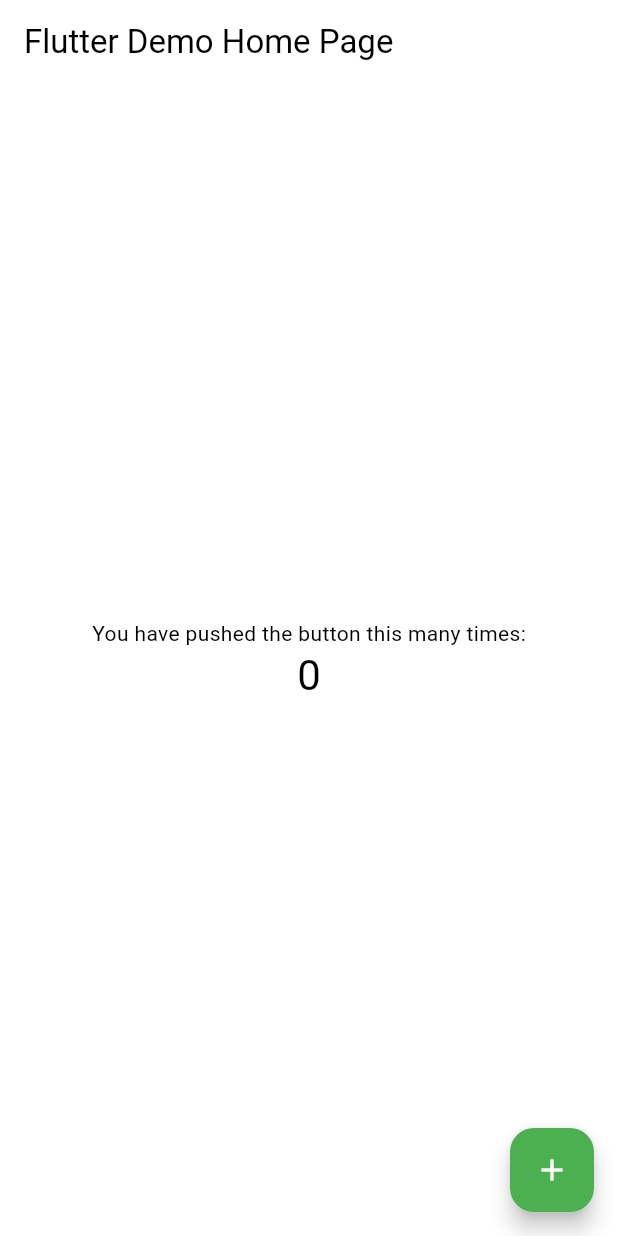
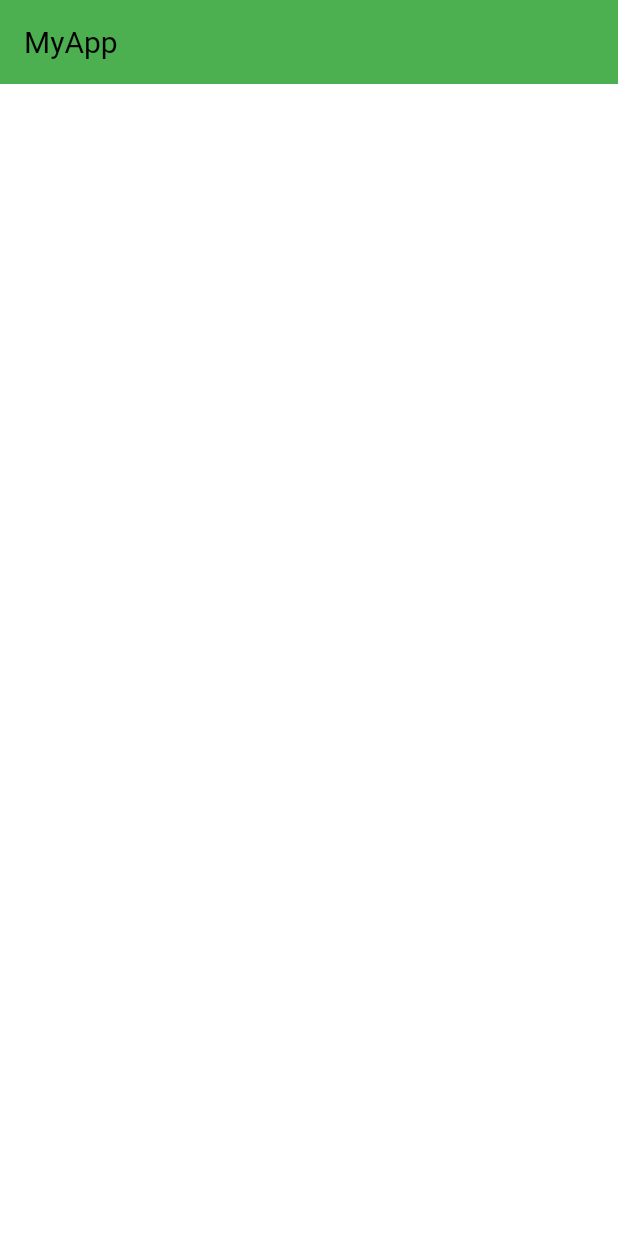
Before and after one commit to Muhannmmad/2october-aufgabe, a Flutter app: the screen it shows after launch, on a phone screen of 412 x 824 dp. Run offline on Flutter 3.47's test engine with Material 3 defaults, Android fonts, the phone set to English and light mode, and no system bars.

Commit message:
appbar made

```diff
--- a/aufgabe_2_october/lib/main.dart
+++ b/aufgabe_2_october/lib/main.dart
@@ -11,95 +11,26 @@
       title: 'MyApp',
       theme: ThemeData(
           colorScheme: ColorScheme.fromSwatch(primarySwatch: Colors.green)),
-      home: const MyHomePage(title: 'Flutter Demo Home Page'),
+      home: ProfileScreen(),
     );
   }
 }
 
-class MyHomePage extends StatefulWidget {
-  const MyHomePage({super.key, required this.title});
-
-  // This widget is the home page of your application. It is stateful, meaning
-  // that it has a State object (defined below) that contains fields that affect
-  // how it looks.
-
-  // This class is the configuration for the state. It holds the values (in this
-  // case the title) provided by the parent (in this case the App widget) and
-  // used by the build method of the State. Fields in a Widget subclass are
-  // always marked "final".
-
-  final String title;
-
-  @override
-  State<MyHomePage> createState() => _MyHomePageState();
-}
-
-class _MyHomePageState extends State<MyHomePage> {
-  int _counter = 0;
-
-  void _incrementCounter() {
-    setState(() {
-      // This call to setState tells the Flutter framework that something has
-      // changed in this State, which causes it to rerun the build method below
-      // so that the display can reflect the updated values. If we changed
-      // _counter without calling setState(), then the build method would not be
-      // called again, and so nothing would appear to happen.
-      _counter++;
-    });
-  }
-
+class ProfileScreen extends StatelessWidget {
   @override
   Widget build(BuildContext context) {
-    // This method is rerun every time setState is called, for instance as done
-    // by the _incrementCounter method above.
-    //
-    // The Flutter framework has been optimized to make rerunning build methods
-    // fast, so that you can just rebuild anything that needs updating rather
-    // than having to individually change instances of widgets.
     return Scaffold(
       appBar: AppBar(
-        // TRY THIS: Try changing the color here to a specific color (to
-        // Colors.amber, perhaps?) and trigger a hot reload to see the AppBar
-        // change color while the other colors stay the same.
-        backgroundColor: Theme.of(context).colorScheme.inversePrimary,
-        // Here we take the value from the MyHomePage object that was created by
-        // the App.build method, and use it to set our appbar title.
-        title: Text(widget.title),
-      ),
-      body: Center(
-        // Center is a layout widget. It takes a single child and positions it
-        // in the middle of the parent.
-        child: Column(
-          // Column is also a layout widget. It takes a list of children and
-          // arranges them vertically. By default, it sizes itself to fit its
-          // children horizontally, and tries to be as tall as its parent.
-          //
-          // Column has various properties to control how it sizes itself and
-          // how it positions its children. Here we use mainAxisAlignment to
-          // center the children vertically; the main axis here is the vertical
-          // axis because Columns are vertical (the cross axis would be
-          // horizontal).
-          //
-          // TRY THIS: Invoke "debug painting" (choose the "Toggle Debug Paint"
-          // action in the IDE, or press "p" in the console), to see the
-          // wireframe for each widget.
-          mainAxisAlignment: MainAxisAlignment.center,
-          children: <Widget>[
-            const Text(
-              'You have pushed the button this many times:',
-            ),
-            Text(
-              '$_counter',
-              style: Theme.of(context).textTheme.headlineMedium,
-            ),
-          ],
+        backgroundColor: Colors.green, // Light greenish color for the AppBar
+        elevation: 0,
+        title: Text(
+          'MyApp',
+          style: TextStyle(
+            color: Colors.black,
+            fontSize: 20,
+          ),
         ),
       ),
-      floatingActionButton: FloatingActionButton(
-        onPressed: _incrementCounter,
-        tooltip: 'Increment',
-        child: const Icon(Icons.add),
-      ), // This trailing comma makes auto-formatting nicer for build methods.
     );
   }
 }
```
